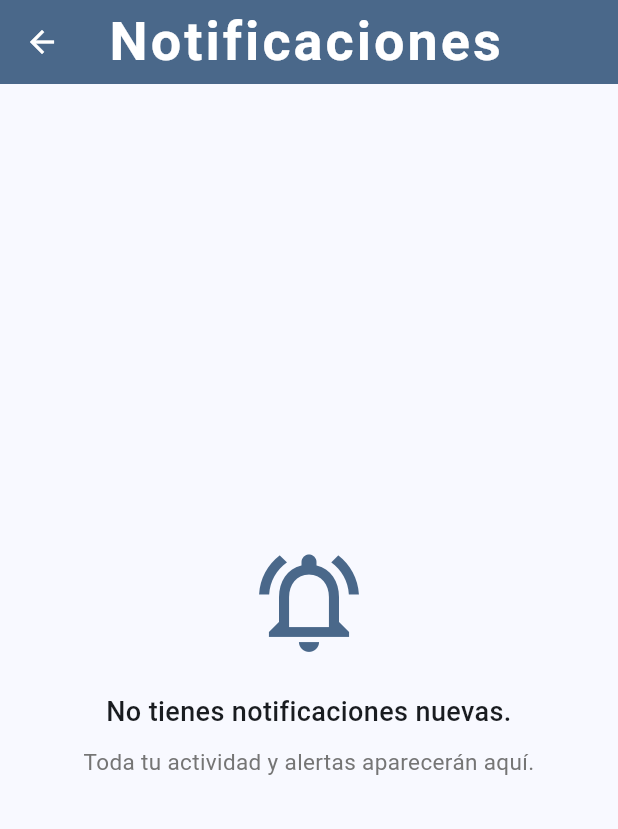
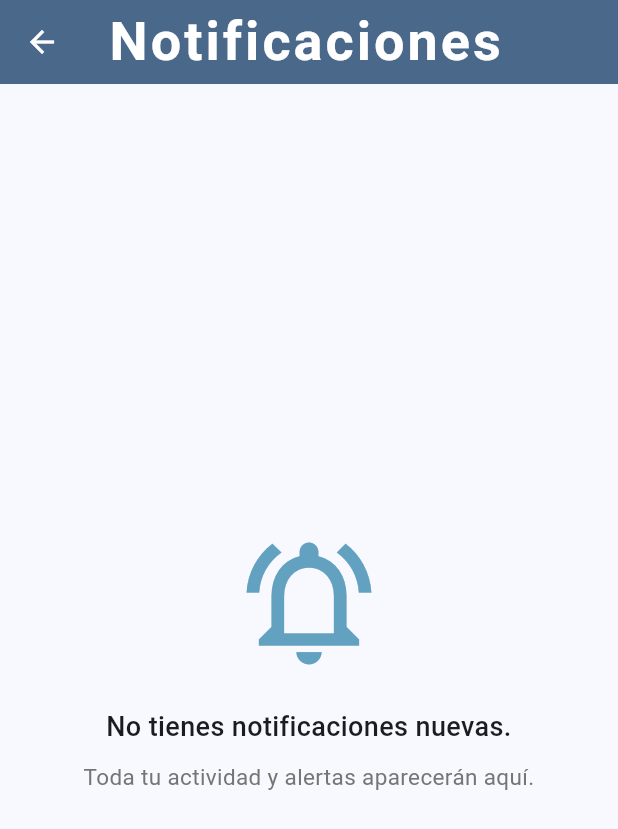
Before and after one commit to PacoDeLuis/Sanare_AppMovil, a Flutter app: the NotificacionesScreen screen opened directly, on a phone screen of 412 x 824 dp. Shown: the top 829 px of the screen. Run offline on Flutter 3.47's test engine with Material 3 defaults, Android fonts, the light colour scheme and no system bars; Roboto replaces fonts that are missing (Georgia).

Commit message:
01 Cambios de estilo

```diff
--- a/lib/screens/medico/notificaciones.dart
+++ b/lib/screens/medico/notificaciones.dart
@@ -21,8 +21,8 @@ class NotificacionesScreen extends StatelessWidget {
             children: [
               const Icon(
                 Icons.notifications_active_outlined,
-                size: 80,
-                color: sanareBlue,
+                size: 100,
+                color: Color.fromARGB(255, 99, 161, 192),
               ),
               const SizedBox(height: 20),
               const Text(
```
Also changed, not shown: pubspec.lock.
